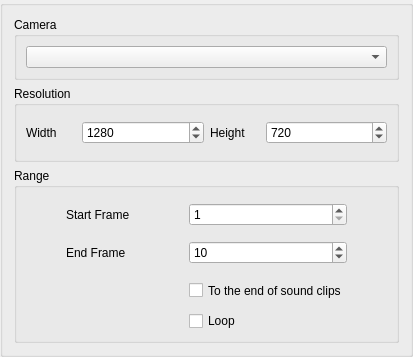
This is app/ui/exportmovieoptions.ui in pencil2d/pencil as Qt 5 draws it before an edit. The edited form follows.
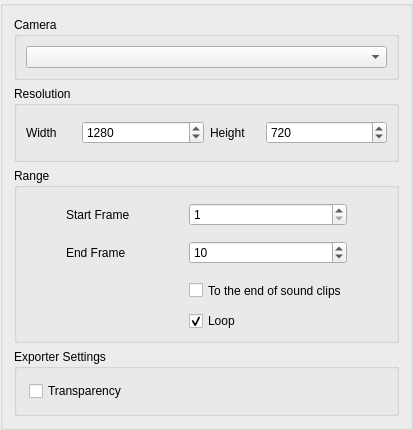
This is the edited form.

Commit message:
Add support for transparency
Only webm and apng transparency is currently supported.
See #1115 for details.

Diff of the .ui file:
```diff
--- a/app/ui/exportmovieoptions.ui
+++ b/app/ui/exportmovieoptions.ui
@@ -234,6 +234,40 @@
         </property>
         <property name="text">
          <string>Loop</string>
+        </property>
+        <property name="checked">
+         <bool>true</bool>
+        </property>
+       </widget>
+      </item>
+     </layout>
+    </widget>
+   </item>
+   <item>
+    <widget class="QGroupBox" name="exporterGroupBox">
+     <property name="title">
+      <string>Exporter Settings</string>
+     </property>
+     <layout class="QVBoxLayout" name="verticalLayout_3">
+      <property name="leftMargin">
+       <number>12</number>
+      </property>
+      <property name="topMargin">
+       <number>12</number>
+      </property>
+      <property name="rightMargin">
+       <number>12</number>
+      </property>
+      <property name="bottomMargin">
+       <number>12</number>
+      </property>
+      <item>
+       <widget class="QCheckBox" name="transparencyCheckBox">
+        <property name="toolTip">
+         <string>WebM and APNG only</string>
+        </property>
+        <property name="text">
+         <string>Transparency</string>
         </property>
        </widget>
       </item>
```
Left out of the diff: 4 changed lines with no effect on the pictures. The commit also changes 7 other files.
